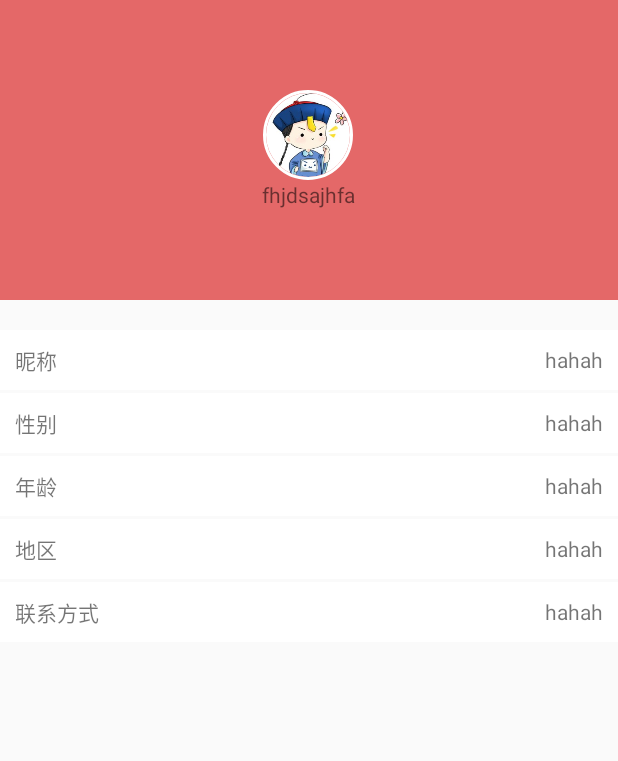
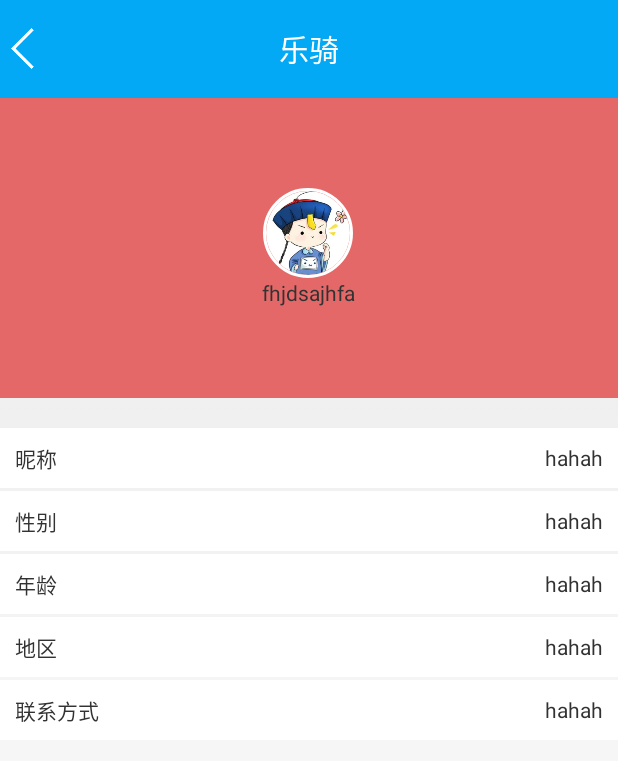
Before and after one commit to NEUSE1401/LeQi, an Android app: the PersonalInformationActivity screen opened directly, with no data from a screen before it, on a phone screen of 412 x 824 dp. Shown: the top 761 px of the screen. Run offline under Robolectric (Android 15) with nearby library versions, the phone set to English and light mode, and no system bars; our stand-ins replace CircleImageView.

Commit message:
含有返回键自定义title

```diff
--- a/app/src/main/AndroidManifest.xml
+++ b/app/src/main/AndroidManifest.xml
@@ -19,8 +19,10 @@
                 <category android:name="android.intent.category.LAUNCHER" />
             </intent-filter>
         </activity>
-        <activity android:name=".PersonalInformationActivity"></activity>
-        <activity android:name=".ChangePersonalInfoActivity"></activity>
+        <activity
+            android:name=".PersonalInformationActivity"
+            android:theme="@style/CustomTitleTheme"/>
+        <activity android:name=".ChangePersonalInfoActivity"/>
     </application>
 
 </manifest>
--- a/app/src/main/java/la/neu/leqi/PersonalInformationActivity.java
+++ b/app/src/main/java/la/neu/leqi/PersonalInformationActivity.java
@@ -4,6 +4,8 @@ import android.app.Activity;
 import android.content.Intent;
 import android.os.Bundle;
 import android.view.View;
+import android.view.Window;
+import android.widget.ImageView;
 import android.widget.LinearLayout;
 import android.widget.TextView;
 
@@ -23,11 +25,24 @@ public class PersonalInformationActivity extends Activity{
     private TextView age;
     private TextView district;
     private TextView contactWay;
+    private TextView back_title;
+    private ImageView imageView;
 
     @Override
     protected void onCreate(Bundle savedInstanceState) {
         super.onCreate(savedInstanceState);
+        requestWindowFeature(Window.FEATURE_CUSTOM_TITLE);
         setContentView(R.layout.activity_personal_information);
+        getWindow().setFeatureInt(Window.FEATURE_CUSTOM_TITLE, R.layout.back_title);
+        back_title = (TextView)findViewById(R.id.back_title);
+        back_title.setText("乐骑");
+        imageView  =(ImageView)findViewById(R.id.back_icon);
+        imageView.setOnClickListener(new View.OnClickListener() {
+            @Override
+            public void onClick(View view) {
+                onBackPressed();
+            }
+        });
         changeAge= (LinearLayout) findViewById(R.id.change_age);
         changeContactWay= (LinearLayout) findViewById(R.id.change_contact);
         changeDistrict= (LinearLayout) findViewById(R.id.change_district);
--- a/app/src/main/res/layout/activity_personal_information.xml
+++ b/app/src/main/res/layout/activity_personal_information.xml
@@ -1,5 +1,6 @@
 <?xml version="1.0" encoding="utf-8"?>
 <LinearLayout xmlns:android="http://schemas.android.com/apk/res/android"
+    xmlns:tools="http://schemas.android.com/tools"
     android:orientation="vertical"
     android:layout_width="match_parent"
     android:layout_height="match_parent">
--- /dev/null
+++ b/app/src/main/res/layout/back_title.xml
@@ -0,0 +1,27 @@
+<?xml version="1.0" encoding="utf-8"?>
+<LinearLayout xmlns:android="http://schemas.android.com/apk/res/android"
+    android:layout_width="match_parent"
+    android:layout_height="match_parent"
+    android:fitsSystemWindows="true"
+    android:clipToPadding="true">
+
+    <RelativeLayout
+        android:layout_width="match_parent"
+        android:layout_height="match_parent">
+
+        <ImageView
+            android:id="@+id/back_icon"
+            android:layout_width="30dp"
+            android:layout_height="30dp"
+            android:layout_centerVertical="true"
+            android:src="@drawable/back"/>
+
+        <TextView
+            android:id="@+id/back_title"
+            android:layout_width="wrap_content"
+            android:layout_height="wrap_content"
+            android:layout_centerInParent="true"
+            android:textColor="@color/title_text_color"
+            android:textSize="@dimen/title_text_size" />
+    </RelativeLayout>
+</LinearLayout>
--- a/app/src/main/res/values-v19/dimens.xml
+++ b/app/src/main/res/values-v19/dimens.xml
@@ -2,5 +2,5 @@
 <resources>
     <!-- title顶部距离-->
     <dimen name="title_padding_top">22dp</dimen>
-    <dimen name="title_height">70dp</dimen>
+    <dimen name="title_height">65dp</dimen>
 </resources>
--- /dev/null
+++ b/app/src/main/res/values-v19/styles.xml
@@ -0,0 +1,10 @@
+<?xml version="1.0" encoding="utf-8"?>
+<resources>
+
+    <style name="CustomTitleTheme" parent="android:Theme.Light">
+        <item name="android:windowTitleSize">@dimen/title_height</item>
+        <item name="android:windowTitleBackgroundStyle">@style/windowTitleBackgroundStyle</item>
+        <item name="android:windowTranslucentStatus">true</item>
+        <item name="android:windowTranslucentNavigation">true</item>
+    </style>
+</resources>
--- a/app/src/main/res/values/colors.xml
+++ b/app/src/main/res/values/colors.xml
@@ -2,6 +2,8 @@
 <resources>
     <!-- 主基调-->
     <color name="colorPrimary">#03a9f4</color>
+    <!-- 淡色基调-->
+    <color name="colorLight">#46c0ff</color>
     <!-- 深色基调-->
     <color name="colorPrimaryDark">#01579b</color>
     <!-- 强调基调-->
--- a/app/src/main/res/values/styles.xml
+++ b/app/src/main/res/values/styles.xml
@@ -11,4 +11,12 @@
     <style name="PaddingToolbar" parent="Widget.AppCompat.Toolbar">
         <item name="contentInsetStart">0dp</item>
     </style>
+
+    <style name="CustomTitleTheme" parent="android:Theme.Light">
+        <item name="android:windowTitleSize">@dimen/title_height</item>
+        <item name="android:windowTitleBackgroundStyle">@style/windowTitleBackgroundStyle</item>
+    </style>
+    <style name="windowTitleBackgroundStyle">
+        <item name="android:background">@color/colorPrimary</item>
+    </style>
 </resources>
```
Also changed, not shown: app/src/main/res/drawable/back.png (added).
